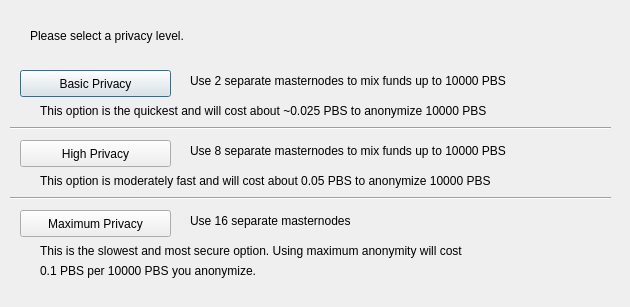
Old version of the form src/qt/forms/obfuscationconfig.ui in the repository SlateTeam/SlatechainCore.
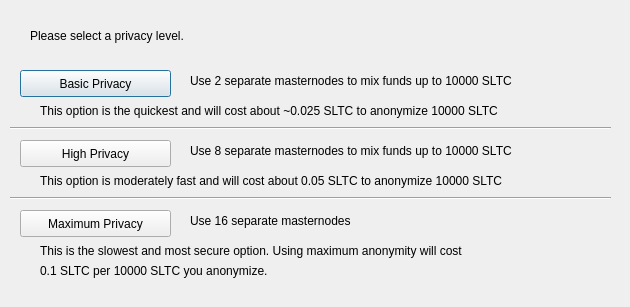
New version of the form.

```diff
--- a/src/qt/forms/obfuscationconfig.ui
+++ b/src/qt/forms/obfuscationconfig.ui
@@ -75,7 +75,7 @@
     </rect>
    </property>
    <property name="text">
-    <string>Use 2 separate masternodes to mix funds up to 10000 PBS</string>
+    <string>Use 2 separate masternodes to mix funds up to 10000 SLTC</string>
    </property>
   </widget>
   <widget class="QLabel" name="label_3">
@@ -88,7 +88,7 @@
     </rect>
    </property>
    <property name="text">
-    <string>Use 8 separate masternodes to mix funds up to 10000 PBS</string>
+    <string>Use 8 separate masternodes to mix funds up to 10000 SLTC</string>
    </property>
   </widget>
   <widget class="QLabel" name="label_4">
@@ -114,7 +114,7 @@
     </rect>
    </property>
    <property name="text">
-    <string>This option is the quickest and will cost about ~0.025 PBS to anonymize 10000 PBS</string>
+    <string>This option is the quickest and will cost about ~0.025 SLTC to anonymize 10000 SLTC</string>
    </property>
   </widget>
   <widget class="QLabel" name="label_7">
@@ -127,7 +127,7 @@
     </rect>
    </property>
    <property name="text">
-    <string>This option is moderately fast and will cost about 0.05 PBS to anonymize 10000 PBS</string>
+    <string>This option is moderately fast and will cost about 0.05 SLTC to anonymize 10000 SLTC</string>
    </property>
   </widget>
   <widget class="QLabel" name="label_8">
@@ -153,7 +153,7 @@
     </rect>
    </property>
    <property name="text">
-    <string>0.1 PBS per 10000 PBS you anonymize.</string>
+    <string>0.1 SLTC per 10000 SLTC you anonymize.</string>
    </property>
   </widget>
   <widget class="Line" name="line">
```
